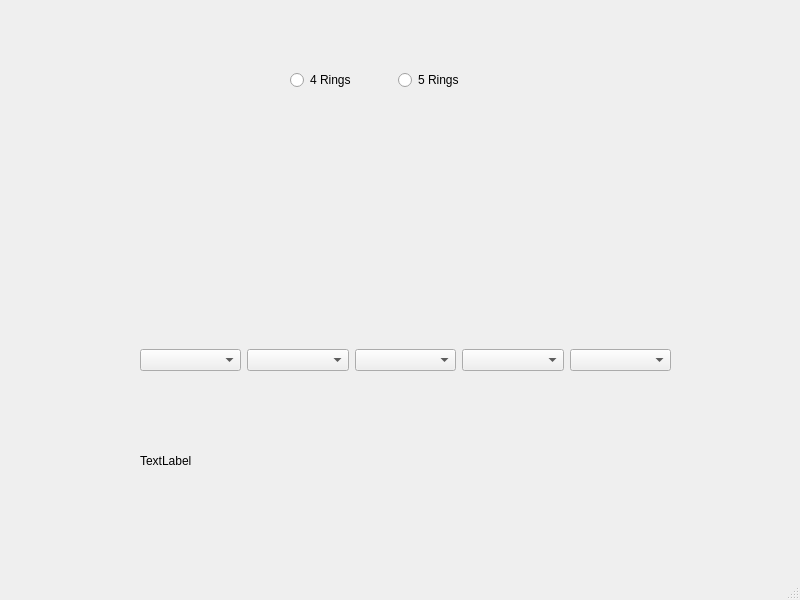
This is mainwindow.ui in phems/ResistorColorCode as Qt 5 draws it before an edit. The edited form follows.
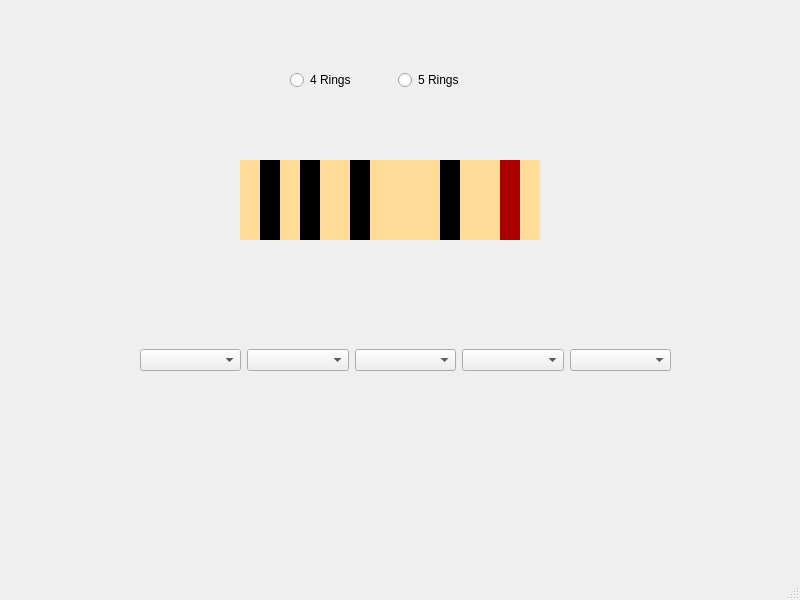
This is the edited form.

Commit message: labels to build resistor #super #chopped :^(

Patch:
```diff
--- a/mainwindow.ui
+++ b/mainwindow.ui
@@ -67,17 +67,117 @@
      </item>
     </layout>
    </widget>
+   <widget class="QLabel" name="rBody">
+    <property name="geometry">
+     <rect>
+      <x>240</x>
+      <y>160</y>
+      <width>300</width>
+      <height>80</height>
+     </rect>
+    </property>
+    <property name="styleSheet">
+     <string notr="true">background-color: rgb(255, 246, 175);
+background-color: rgb(255, 221, 153);</string>
+    </property>
+    <property name="text">
+     <string/>
+    </property>
+    <property name="alignment">
+     <set>Qt::AlignmentFlag::AlignCenter</set>
+    </property>
+   </widget>
+   <widget class="QLabel" name="r1">
+    <property name="geometry">
+     <rect>
+      <x>260</x>
+      <y>160</y>
+      <width>20</width>
+      <height>80</height>
+     </rect>
+    </property>
+    <property name="styleSheet">
+     <string notr="true">background-color: rgb(0, 0, 0);</string>
+    </property>
+    <property name="text">
+     <string/>
+    </property>
+   </widget>
+   <widget class="QLabel" name="r2">
+    <property name="geometry">
+     <rect>
+      <x>300</x>
+      <y>160</y>
+      <width>20</width>
+      <height>80</height>
+     </rect>
+    </property>
+    <property name="styleSheet">
+     <string notr="true">background-color: rgb(0, 0, 0);</string>
+    </property>
+    <property name="text">
+     <string/>
+    </property>
+   </widget>
+   <widget class="QLabel" name="r3">
+    <property name="geometry">
+     <rect>
+      <x>350</x>
+      <y>160</y>
+      <width>20</width>
+      <height>80</height>
+     </rect>
+    </property>
+    <property name="styleSheet">
+     <string notr="true">background-color: rgb(0, 0, 0);</string>
+    </property>
+    <property name="text">
+     <string/>
+    </property>
+   </widget>
+   <widget class="QLabel" name="r4">
+    <property name="geometry">
+     <rect>
+      <x>440</x>
+      <y>160</y>
+      <width>20</width>
+      <height>80</height>
+     </rect>
+    </property>
+    <property name="styleSheet">
+     <string notr="true">background-color: rgb(0, 0, 0);</string>
+    </property>
+    <property name="text">
+     <string/>
+    </property>
+   </widget>
+   <widget class="QLabel" name="r5">
+    <property name="geometry">
+     <rect>
+      <x>500</x>
+      <y>160</y>
+      <width>20</width>
+      <height>80</height>
+     </rect>
+    </property>
+    <property name="styleSheet">
+     <string notr="true">background-color: rgb(170, 0, 0);</string>
+    </property>
+    <property name="text">
+     <string/>
+    </property>
+   </widget>
    <widget class="QLabel" name="label">
     <property name="geometry">
      <rect>
       <x>140</x>
-      <y>440</y>
-      <width>521</width>
-      <height>41</height>
+      <y>420</y>
+      <width>221</width>
+      <height>16</height>
      </rect>
     </property>
     <property name="text">
-     <string>TextLabel</string>
+     <string/>
     </property>
    </widget>
   </widget>
```
Left out of the diff: 2 changed lines with no effect on the pictures.
